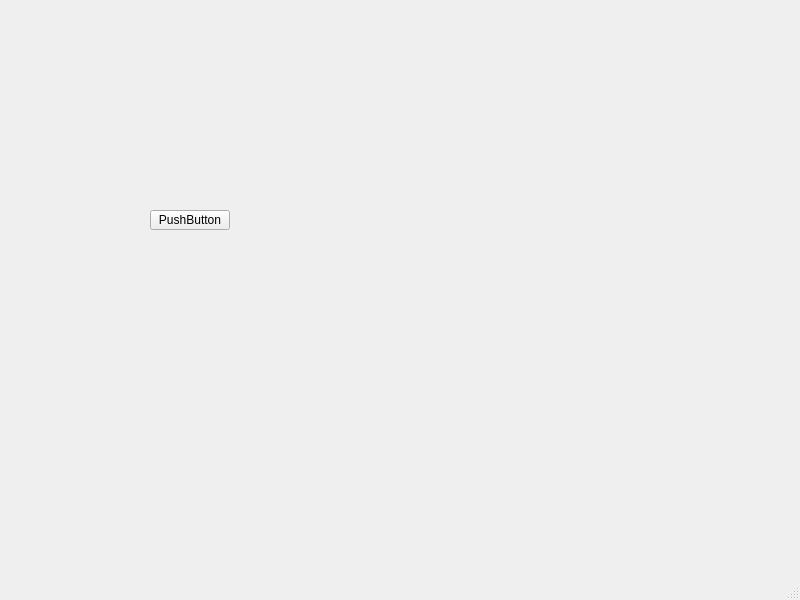
The window that mainwindow.ui (54D/PacSnake) describes before a commit, drawn with Qt 5.
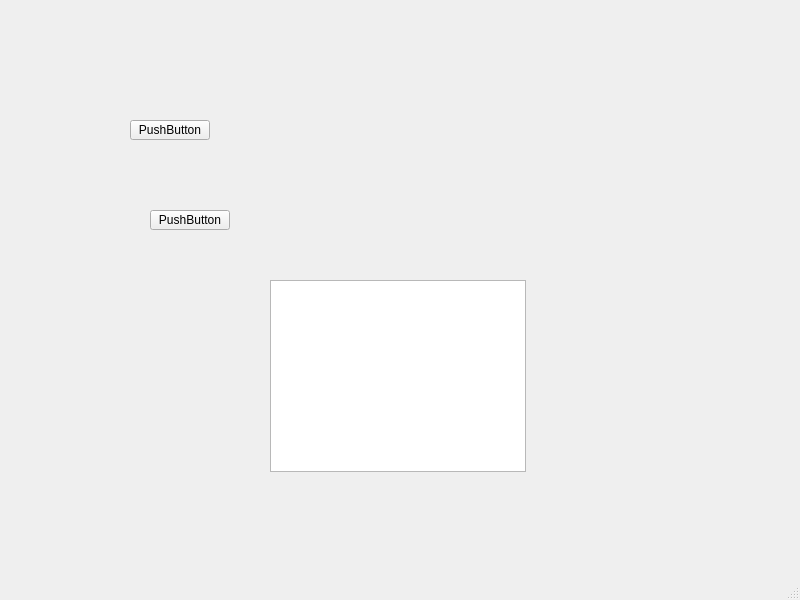
The same window after the commit.

Diff of the .ui file:
```diff
--- a/mainwindow.ui
+++ b/mainwindow.ui
@@ -27,6 +27,29 @@
      <string>PushButton</string>
     </property>
    </widget>
+   <widget class="QPushButton" name="pushButton_2">
+    <property name="geometry">
+     <rect>
+      <x>130</x>
+      <y>120</y>
+      <width>80</width>
+      <height>20</height>
+     </rect>
+    </property>
+    <property name="text">
+     <string>PushButton</string>
+    </property>
+   </widget>
+   <widget class="QGraphicsView" name="graphicsView">
+    <property name="geometry">
+     <rect>
+      <x>270</x>
+      <y>280</y>
+      <width>256</width>
+      <height>192</height>
+     </rect>
+    </property>
+   </widget>
   </widget>
   <widget class="QMenuBar" name="menubar">
    <property name="geometry">
```
